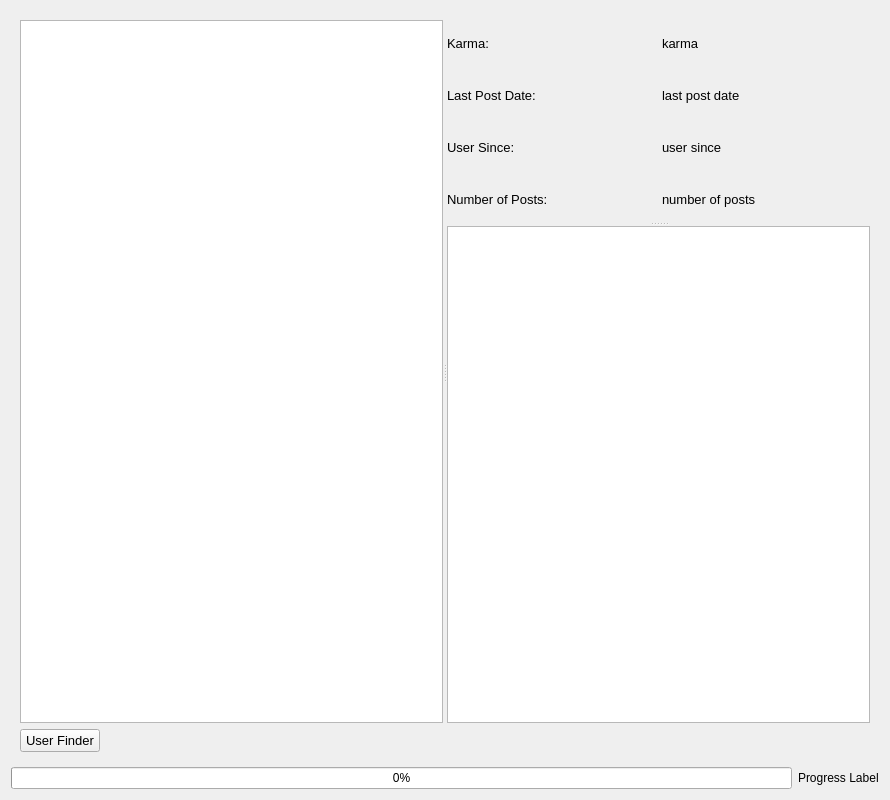
MalloyDelacroix/DownloaderForReddit, file DownloaderForReddit/GUI_Resources/UserFinderGUI.ui: the form before one commit.
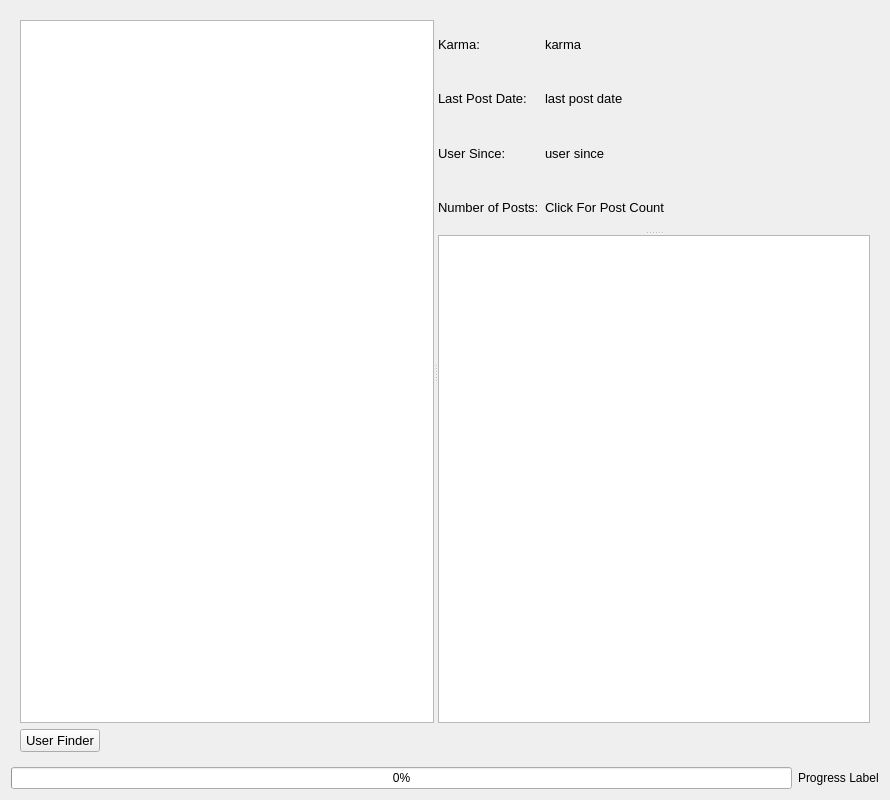
The form after the commit. The open tabs and pages were chosen to show the change. Icons and pictures are not drawn. Custom widgets are drawn as their Qt base class.

Commit message: User finder display items added, some still need connecting.

Patch:
```diff
--- a/DownloaderForReddit/GUI_Resources/UserFinderGUI.ui
+++ b/DownloaderForReddit/GUI_Resources/UserFinderGUI.ui
@@ -344,7 +344,7 @@
             <item row="3" column="1">
              <widget class="ClickableLabel" name="user_number_of_posts_label">
               <property name="text">
-               <string>number of posts</string>
+               <string>Click For Post Count</string>
               </property>
              </widget>
             </item>
@@ -355,6 +355,19 @@
               </property>
              </widget>
             </item>
+            <item row="1" column="2">
+             <spacer name="horizontalSpacer_3">
+              <property name="orientation">
+               <enum>Qt::Horizontal</enum>
+              </property>
+              <property name="sizeHint" stdset="0">
+               <size>
+                <width>40</width>
+                <height>20</height>
+               </size>
+              </property>
+             </spacer>
+            </item>
            </layout>
           </widget>
           <widget class="QListWidget" name="content_list_widget"/>
```
Left out of the diff: 6 changed lines with no effect on the pictures. The commit also changes 5 other files.
